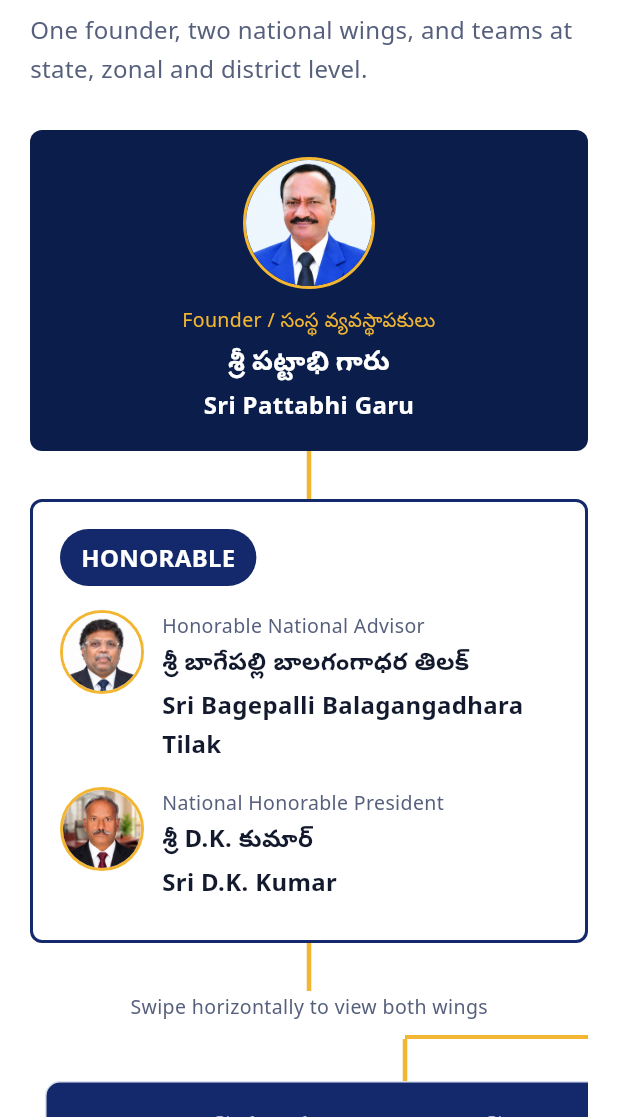
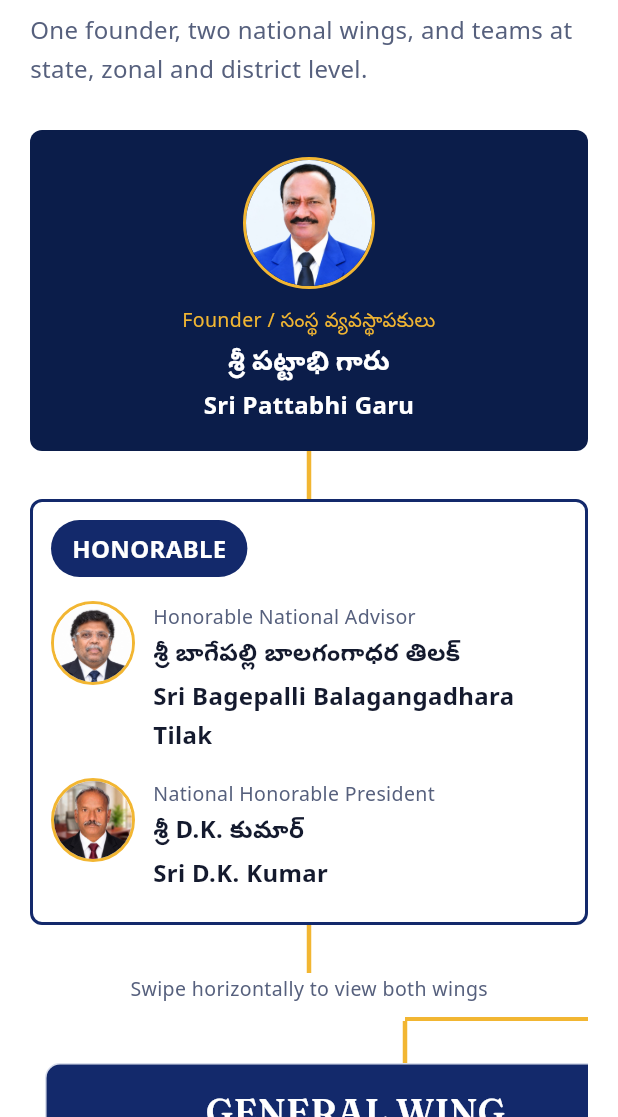
Before and after one commit to K7IT2024/pohrf, a Flutter app: the screen it shows after launch, scrolled down 3456 dp, on a phone screen of 412 x 824 dp, the part 119-1236 px from its top. Run offline on Flutter 3.47's test engine with Material 3 defaults, Android fonts, the phone set to English and light mode, and no system bars; our stand-ins replace google_fonts.

```diff
--- a/lib/main.dart
+++ b/lib/main.dart
@@ -557,7 +557,7 @@ class Structure extends StatelessWidget {
     );
     final honorable = Container(
       width: double.infinity,
-      padding: const EdgeInsets.all(18),
+      padding: const EdgeInsets.all(12),
       decoration: BoxDecoration(
         color: Colors.white,
         border: Border.all(color: navy2, width: 2),
@@ -590,7 +590,7 @@ class Structure extends StatelessWidget {
       founder,
       vline(),
       ConstrainedBox(
-        constraints: const BoxConstraints(maxWidth: 760),
+        constraints: const BoxConstraints(maxWidth: 600),
         child: honorable,
       ),
       vline(),
```
